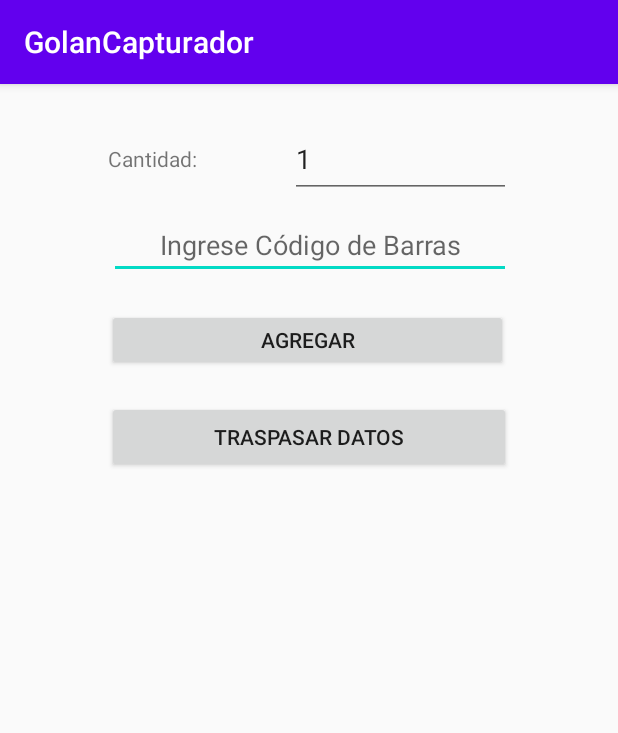
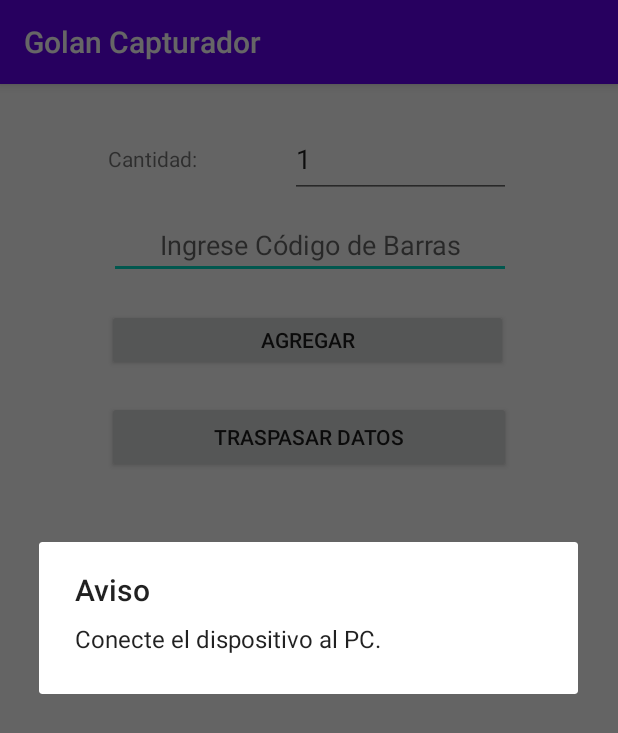
Before and after one commit to kerberos-XP/GolanDroid, an Android app: the screen it shows after launch (MainActivity), after a tap on "TRASPASAR DATOS", on a phone screen of 412 x 824 dp. Shown: the top 733 px of the screen. Run offline under Robolectric (Android 15) with nearby library versions, the phone set to English and light mode, and no system bars.

Commit message:
Se agregan mensajes popup y avisos

```diff
--- a/GolanCapturator/app/src/main/java/cl/golan/golancapturador/MainActivity.kt
+++ b/GolanCapturator/app/src/main/java/cl/golan/golancapturador/MainActivity.kt
@@ -1,15 +1,18 @@
 package cl.golan.golancapturador
 
-import android.net.Uri
-import androidx.appcompat.app.AppCompatActivity
+import android.app.AlertDialog
 import android.os.Bundle
 import android.view.Gravity
-import androidx.core.view.ViewCompat
+import android.widget.Toast
+import androidx.appcompat.app.AppCompatActivity
 import kotlinx.android.synthetic.main.activity_main.*
 
 class MainActivity : AppCompatActivity() {
 
+    val datos = ArrayList<String>()
+
     override fun onCreate(savedInstanceState: Bundle?) {
+
         super.onCreate(savedInstanceState)
         setContentView(R.layout.activity_main)
         inicializarComponentes()
@@ -18,7 +21,16 @@ class MainActivity : AppCompatActivity() {
          * Evento al tocar el botón Agregar.
          */
         btnAgregar.setOnClickListener {
+
+            var codigoBarra = txtCodigoBarra.text.toString()
+            datos.add(codigoBarra)
+
+
+            txtCodigoBarra.setText("")
             txtCodigoBarra.requestFocus()
+
+            Toast.makeText(this, "Se agregó: " + codigoBarra + " x 1",
+                Toast.LENGTH_SHORT).show()
         }
 
         /**
@@ -26,7 +38,15 @@ class MainActivity : AppCompatActivity() {
          */
         btnTraspasarDatos.setOnClickListener {
             // Crear hilo que contenga la lógica, así  no se pega la app
+
+            txtCodigoBarra.setText("")
             txtCodigoBarra.requestFocus()
+
+            var alerta = AlertDialog.Builder(this)
+            alerta.setCancelable(true)
+            alerta.setTitle("Aviso")
+            alerta.setMessage("Conecte el dispositivo al PC.")
+            alerta.show()
         }
     }
 
--- a/GolanCapturator/app/src/main/res/layout/activity_main.xml
+++ b/GolanCapturator/app/src/main/res/layout/activity_main.xml
@@ -65,4 +65,25 @@
         app:layout_constraintStart_toStartOf="parent"
         app:layout_constraintTop_toTopOf="parent" />
 
+    <LinearLayout
+        android:id="@+id/linear"
+        android:layout_width="340dp"
+        android:layout_height="414dp"
+        android:layout_marginTop="32dp"
+        android:orientation="vertical"
+        app:layout_constraintBottom_toBottomOf="parent"
+        app:layout_constraintEnd_toEndOf="parent"
+        app:layout_constraintHorizontal_bias="0.492"
+        app:layout_constraintStart_toStartOf="parent"
+        app:layout_constraintTop_toBottomOf="@+id/btnTraspasarDatos"
+        app:layout_constraintVertical_bias="0.0">
+
+        <ListView
+            android:id="@+id/lista"
+            android:layout_width="match_parent"
+            android:layout_height="wrap_content">
+
+        </ListView>
+    </LinearLayout>
+
 </androidx.constraintlayout.widget.ConstraintLayout>
--- a/GolanCapturator/app/src/main/res/values/strings.xml
+++ b/GolanCapturator/app/src/main/res/values/strings.xml
@@ -1,3 +1,3 @@
 <resources>
-    <string name="app_name">GolanCapturador</string>
+    <string name="app_name">Golan Capturador</string>
 </resources>
```
